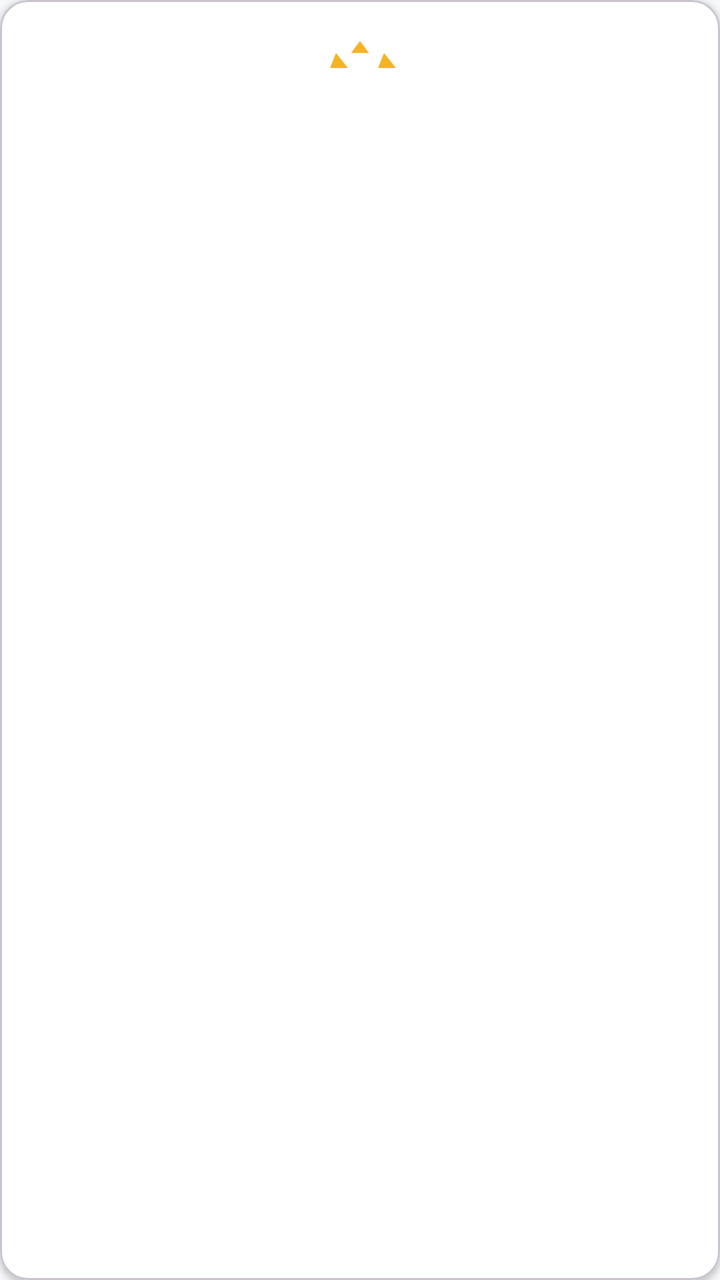
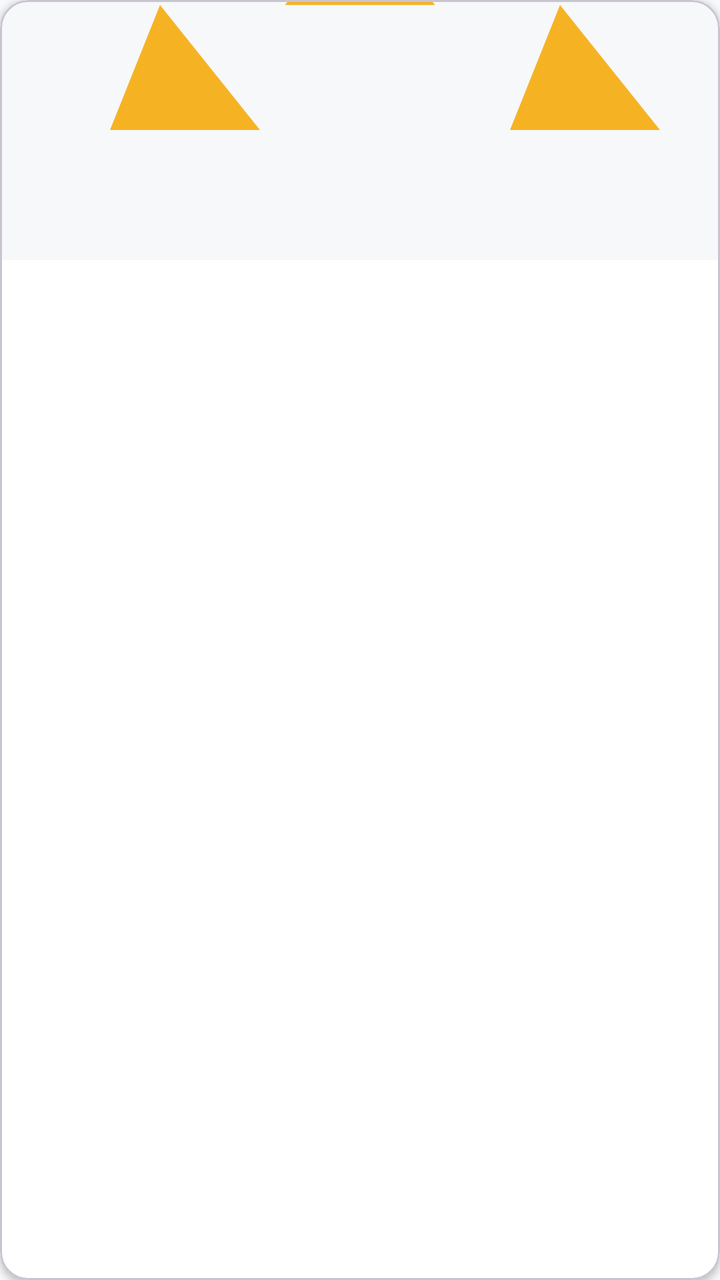

The first picture is an Android layout as it rendered before a commit; the second is the same layout after the commit. The layout source and the unified diff follow.
<!-- AndroidManifest.xml: application theme Theme.EtudiantsDroitMaroc -->
<!-- res/layout/item_subject.xml -->
<?xml version="1.0" encoding="utf-8"?>
<com.google.android.material.card.MaterialCardView xmlns:android="http://schemas.android.com/apk/res/android"
    xmlns:app="http://schemas.android.com/apk/res-auto"
    android:layout_width="150dp"
    android:layout_height="wrap_content"
    android:layout_margin="6dp"
    app:cardCornerRadius="14dp"
    app:cardElevation="2dp"
    app:cardBackgroundColor="@color/card_bg">

    <LinearLayout
        android:layout_width="match_parent"
        android:layout_height="wrap_content"
        android:orientation="vertical"
        android:gravity="center"
        android:padding="16dp">

        <ImageView
            android:id="@+id/ivIcon"
            android:layout_width="36dp"
            android:layout_height="36dp"
            android:src="@drawable/ic_law_scale" />

        <TextView
            android:id="@+id/tvSubjectName"
            android:layout_width="match_parent"
            android:layout_height="wrap_content"
            android:layout_marginTop="8dp"
            android:gravity="center"
            android:maxLines="2"
            android:textColor="@color/text_primary"
            android:textSize="13sp"
            android:textStyle="bold" />

    </LinearLayout>
</com.google.android.material.card.MaterialCardView>
<!-- resources referenced by this layout -->
<resources>
  <color name="card_bg">#FFFFFF</color>
  <color name="text_primary">#1A1A1A</color>
  <!-- drawable ic_law_scale (drawable) -->
  <vector xmlns:android="http://schemas.android.com/apk/res/android"
      android:width="24dp" android:height="24dp" android:viewportWidth="24" android:viewportHeight="24">
      <path android:fillColor="#F5B324" android:pathData="M12,3L12,21M4,7L20,7M4,7L2,12h6L4,7zM20,7L18,12h6L20,7M12,3l-3,4h6l-3,-4zM8,20h8"/>
  </vector>
  <style name="Theme.EtudiantsDroitMaroc" parent="Theme.Material3.Light.NoActionBar">
          <item name="colorPrimary">@color/navy</item>
          <item name="colorPrimaryVariant">@color/navy_dark</item>
          <item name="colorSecondary">@color/gold</item>
          <item name="colorSecondaryVariant">@color/gold_light</item>
          <item name="android:statusBarColor">@color/navy_dark</item>
          <item name="android:windowBackground">@color/off_white</item>
          <item name="android:windowLightStatusBar" tools:targetApi="23">false</item>
      </style>
  <color name="navy">#12305C</color>
  <color name="navy_dark">#0A1F3D</color>
  <color name="gold">#F5B324</color>
  <color name="gold_light">#FFD873</color>
  <color name="off_white">#F7F8FA</color>
</resources>

<!-- the commit's change to res/layout/item_subject.xml (unified diff, before → after) -->
@@ -11,23 +11,31 @@
     <LinearLayout
         android:layout_width="match_parent"
         android:layout_height="wrap_content"
-        android:orientation="vertical"
-        android:gravity="center"
-        android:padding="16dp">
+        android:orientation="vertical">
 
-        <ImageView
-            android:id="@+id/ivIcon"
-            android:layout_width="36dp"
-            android:layout_height="36dp"
-            android:src="@drawable/ic_law_scale" />
+        <FrameLayout
+            android:layout_width="match_parent"
+            android:layout_height="130dp">
+
+            <ImageView
+                android:id="@+id/ivIcon"
+                android:layout_width="match_parent"
+                android:layout_height="match_parent"
+                android:scaleType="centerCrop"
+                android:background="@color/off_white"
+                android:src="@drawable/ic_law_scale"
+                android:padding="30dp" />
+
+        </FrameLayout>
 
         <TextView
             android:id="@+id/tvSubjectName"
             android:layout_width="match_parent"
             android:layout_height="wrap_content"
-            android:layout_marginTop="8dp"
+            android:padding="10dp"
             android:gravity="center"
             android:maxLines="2"
+            android:ellipsize="end"
             android:textColor="@color/text_primary"
             android:textSize="13sp"
             android:textStyle="bold" />
